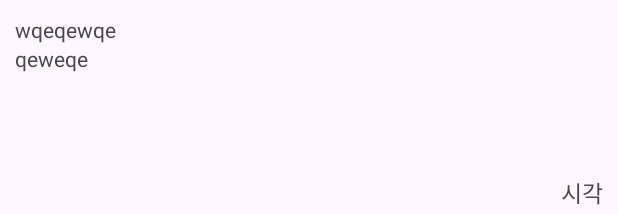
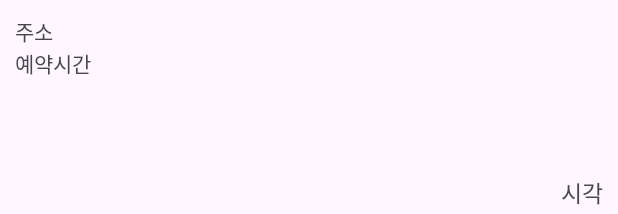
Before and after one commit to rlaangks1/YeoDdaDae, an Android app: the layout reservation_item.xml on its own in the app's theme, with its tools: preview values and no code run, on a phone screen of 412 x 824 dp. Shown: the top 214 px of the screen. Run offline under Robolectric (Android 15) with nearby library versions, the phone set to English and light mode, and no system bars.

Commit message:
메인액티비티에서 내예약목록액티비티로 이동 시 api키 인증되야 가능하도록. 주소 setText 메인쓰레드에서 하도록 수정

```diff
--- a/YeoDdaDae/app/src/main/java/com/bucheon/yeoddadae/MyReservationActivity.java
+++ b/YeoDdaDae/app/src/main/java/com/bucheon/yeoddadae/MyReservationActivity.java
@@ -33,7 +33,7 @@ public class MyReservationActivity extends AppCompatActivity {
         detailBtn = findViewById(R.id.detailBtn);
 
         FirestoreDatabase fd = new FirestoreDatabase();
-        ReservationAdapter ra = new ReservationAdapter();
+        ReservationAdapter ra = new ReservationAdapter(MyReservationActivity.this);
         myReservationListView.setAdapter(ra);
 
         fd.loadMyReservations(loginId, new OnFirestoreDataLoadedListener() {
--- a/YeoDdaDae/app/src/main/res/layout/reservation_item.xml
+++ b/YeoDdaDae/app/src/main/res/layout/reservation_item.xml
@@ -6,7 +6,7 @@
 
     <TextView
         android:id="@+id/shareParkInfoTxt"
-        android:text="wqeqewqe"
+        android:text="주소"
         android:layout_width="wrap_content"
         android:layout_height="wrap_content"
         app:layout_constraintTop_toTopOf="parent"
@@ -16,7 +16,7 @@
 
     <TextView
         android:id="@+id/reservationTimeTxt"
-        android:text="qeweqe"
+        android:text="예약시간"
         android:layout_width="wrap_content"
         android:layout_height="wrap_content"
         app:layout_constraintLeft_toLeftOf="@+id/shareParkInfoTxt"
```
Also changed, not shown: YeoDdaDae/app/src/main/java/com/bucheon/yeoddadae/MainActivity.java (+9 -3 lines), YeoDdaDae/app/src/main/java/com/bucheon/yeoddadae/ReservationAdapter.java (+29 -7 lines).
